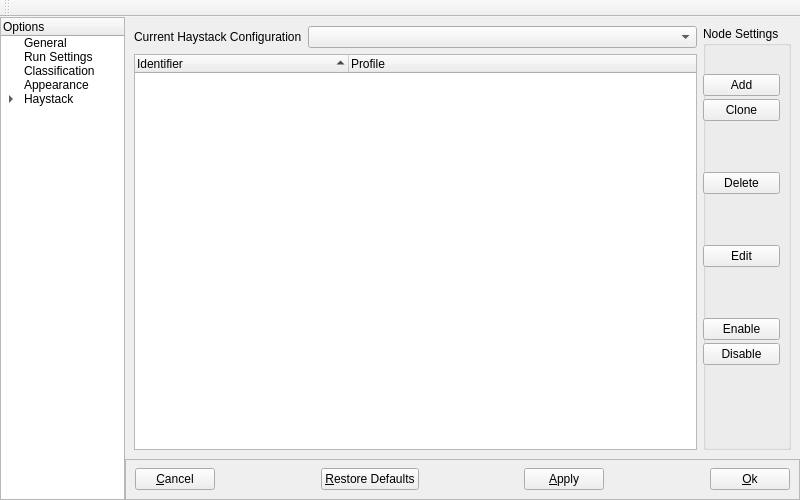
Old version of the form NovaGUI/UI/novaconfig.ui in the repository altf4/Nova.
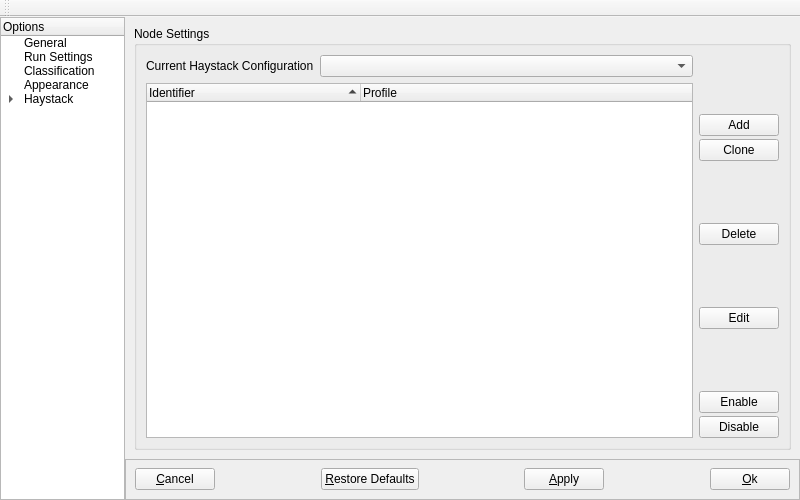
New version of the form. The open tabs and pages were chosen to show the change.

Commit message: Qt: Fix automatic resizing and layout of novaconfig and novagui

What changed in the file:
```diff
--- a/NovaGUI/UI/novaconfig.ui
+++ b/NovaGUI/UI/novaconfig.ui
@@ -1536,77 +1536,8 @@
          </layout>
         </widget>
         <widget class="QWidget" name="nodesPage">
-         <layout class="QHBoxLayout" name="nodesHBox">
-          <item>
            <layout class="QVBoxLayout" name="verticalLayout">
             <item>
-             <layout class="QFormLayout" name="formLayout">
-              <item row="0" column="0">
-               <widget class="QLabel" name="label_2">
-                <property name="text">
-                 <string>Current Haystack Configuration</string>
-                </property>
-               </widget>
-              </item>
-              <item row="0" column="1">
-               <widget class="QComboBox" name="haystackGroupComboBox">
-                <property name="sizePolicy">
-                 <sizepolicy hsizetype="MinimumExpanding" vsizetype="Fixed">
-                  <horstretch>0</horstretch>
-                  <verstretch>0</verstretch>
-                 </sizepolicy>
-                </property>
-               </widget>
-              </item>
-             </layout>
-            </item>
-            <item>
-             <widget class="QTreeWidget" name="nodeTreeWidget">
-              <property name="verticalScrollBarPolicy">
-               <enum>Qt::ScrollBarAsNeeded</enum>
-              </property>
-              <property name="autoScroll">
-               <bool>false</bool>
-              </property>
-              <property name="textElideMode">
-               <enum>Qt::ElideRight</enum>
-              </property>
-              <property name="verticalScrollMode">
-               <enum>QAbstractItemView::ScrollPerPixel</enum>
-              </property>
-              <property name="horizontalScrollMode">
-               <enum>QAbstractItemView::ScrollPerPixel</enum>
-              </property>
-              <property name="indentation">
-               <number>20</number>
-              </property>
-              <property name="uniformRowHeights">
-               <bool>false</bool>
-              </property>
-              <property name="sortingEnabled">
-               <bool>true</bool>
-              </property>
-              <attribute name="headerDefaultSectionSize">
-               <number>214</number>
-              </attribute>
-              <attribute name="headerDefaultSectionSize">
-               <number>214</number>
-              </attribute>
-              <column>
-               <property name="text">
-                <string>Identifier</string>
-               </property>
-              </column>
-              <column>
-               <property name="text">
-                <string>Profile</string>
-               </property>
-              </column>
-             </widget>
-            </item>
-           </layout>
-          </item>
-          <item>
            <widget class="QGroupBox" name="nodesGroupBox">
             <property name="title">
              <string>Node Settings</string>
@@ -1614,15 +1545,29 @@
             <property name="flat">
              <bool>true</bool>
             </property>
-            <widget class="QWidget" name="layoutWidget">
-             <property name="geometry">
-              <rect>
-               <x>0</x>
-               <y>0</y>
-               <width>77</width>
-               <height>339</height>
-              </rect>
-             </property>
+            <layout class="QGridLayout" name="gridLayout">
+             <item row="0" column="0">
+              <layout class="QHBoxLayout" name="haystackGroupHLayout">
+               <item>
+                <widget class="QLabel" name="haystackGroupLabel">
+                 <property name="text">
+                  <string>Current Haystack Configuration</string>
+                 </property>
+                </widget>
+               </item>
+               <item>
+                <widget class="QComboBox" name="haystackGroupComboBox">
+                 <property name="sizePolicy">
+                  <sizepolicy hsizetype="MinimumExpanding" vsizetype="Fixed">
+                   <horstretch>0</horstretch>
+                   <verstretch>0</verstretch>
+                  </sizepolicy>
+                 </property>
+                </widget>
+               </item>
+              </layout>
+             </item>
+             <item row="0" column="1" rowspan="2">
              <layout class="QVBoxLayout" name="nodesButtonBox">
               <property name="spacing">
                <number>3</number>
@@ -1722,7 +1667,52 @@
                </widget>
               </item>
              </layout>
-            </widget>
+             </item>
+             <item row="1" column="0">
+              <widget class="QTreeWidget" name="nodeTreeWidget">
+               <property name="verticalScrollBarPolicy">
+                <enum>Qt::ScrollBarAsNeeded</enum>
+               </property>
+               <property name="autoScroll">
+                <bool>false</bool>
+               </property>
+               <property name="textElideMode">
+                <enum>Qt::ElideRight</enum>
+               </property>
+               <property name="verticalScrollMode">
+                <enum>QAbstractItemView::ScrollPerPixel</enum>
+               </property>
+               <property name="horizontalScrollMode">
+                <enum>QAbstractItemView::ScrollPerPixel</enum>
+               </property>
+               <property name="indentation">
+                <number>20</number>
+               </property>
+               <property name="uniformRowHeights">
+                <bool>false</bool>
+               </property>
+               <property name="sortingEnabled">
+                <bool>true</bool>
+               </property>
+               <attribute name="headerDefaultSectionSize">
+                <number>214</number>
+               </attribute>
+               <attribute name="headerDefaultSectionSize">
+                <number>214</number>
+               </attribute>
+               <column>
+                <property name="text">
+                 <string>Identifier</string>
+                </property>
+               </column>
+               <column>
+                <property name="text">
+                 <string>Profile</string>
+                </property>
+               </column>
+              </widget>
+             </item>
+            </layout>
            </widget>
           </item>
          </layout>
```
Left out of the diff: 17 changed lines with no effect on the pictures. Lines whose indentation alone changed are shown as unchanged. The commit also changes 3 other files.
